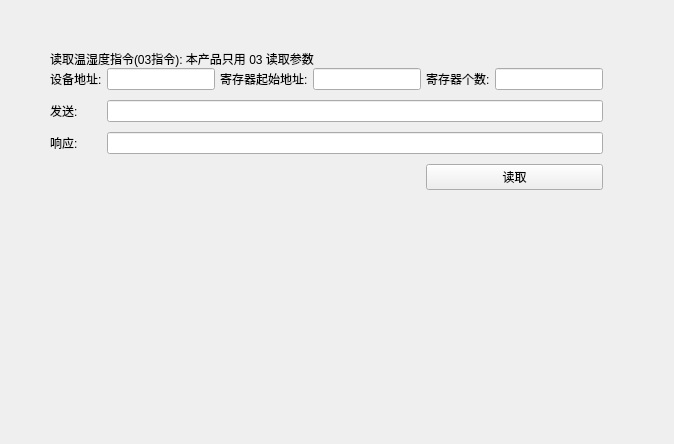
BeiChenYx/Qt5Notebook, file QWidgetNotebook/humiture/HumitureQWidget/readcmd.ui: the form before one commit.
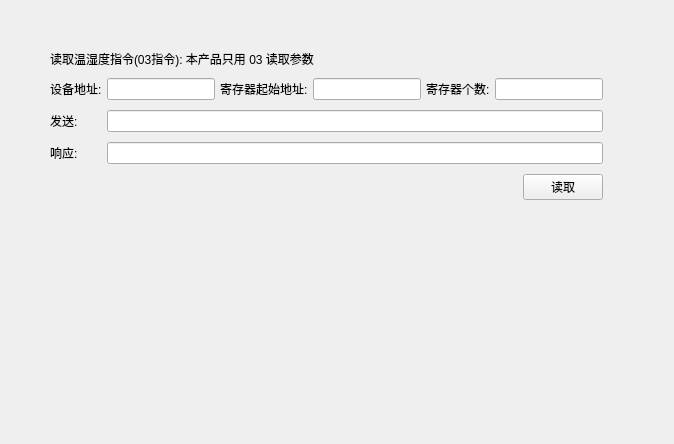
The form after the commit.

Diff of the .ui file:
```diff
--- a/QWidgetNotebook/humiture/HumitureQWidget/readcmd.ui
+++ b/QWidgetNotebook/humiture/HumitureQWidget/readcmd.ui
@@ -26,13 +26,16 @@
    <property name="bottomMargin">
     <number>0</number>
    </property>
-   <property name="spacing">
-    <number>0</number>
+   <property name="horizontalSpacing">
+    <number>5</number>
+   </property>
+   <property name="verticalSpacing">
+    <number>10</number>
    </property>
    <item row="0" column="0">
     <layout class="QVBoxLayout" name="verticalLayout">
      <property name="spacing">
-      <number>0</number>
+      <number>10</number>
      </property>
      <item>
       <widget class="QLabel" name="label">
@@ -100,13 +103,8 @@
         <widget class="QLineEdit" name="lineEdit_fb"/>
        </item>
        <item row="3" column="4" colspan="2">
-        <widget class="QPushButton" name="pushButton_read">
-         <property name="text">
-          <string>读取</string>
-         </property>
-        </widget>
-       </item>
-       <item row="3" column="3">
+        <layout class="QHBoxLayout" name="horizontalLayout">
+         <item>
         <spacer name="horizontalSpacer">
          <property name="orientation">
           <enum>Qt::Horizontal</enum>
@@ -118,6 +116,15 @@
           </size>
          </property>
         </spacer>
+         </item>
+         <item>
+          <widget class="QPushButton" name="pushButton_read">
+           <property name="text">
+            <string>读取</string>
+           </property>
+          </widget>
+         </item>
+        </layout>
        </item>
       </layout>
      </item>
```
Lines whose indentation alone changed are shown as unchanged.
